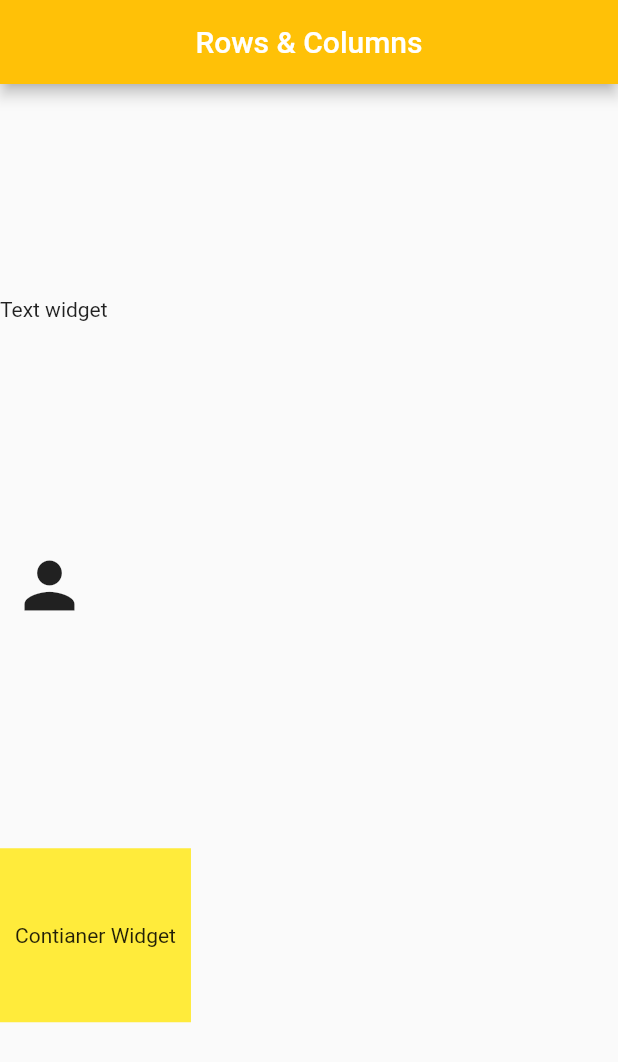
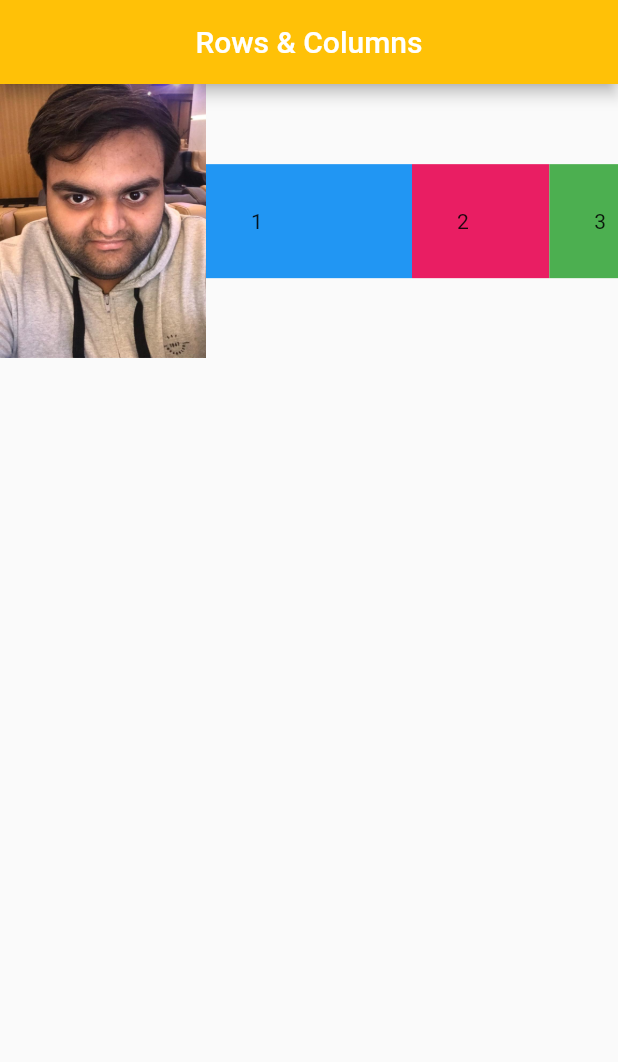
Before and after one commit to Nirdesh-Singh/first_day, a Flutter app: the screen it shows after launch, on a phone screen of 412 x 824 dp. Shown: the top 1062 px of the screen. Run offline on Flutter 3.47's test engine with Material 2 defaults, Android fonts, the phone set to English and light mode, and no system bars.

Commit message:
Lesson-6

```diff
--- /dev/null
+++ b/lib/expanded.dart
@@ -0,0 +1,54 @@
+import 'package:flutter/material.dart';
+import 'package:flutter/src/widgets/framework.dart';
+import 'package:flutter/src/widgets/placeholder.dart';
+
+class ExpandedWidget extends StatefulWidget {
+  const ExpandedWidget({super.key});
+
+  @override
+  State<ExpandedWidget> createState() => _ExpandedWidgetState();
+}
+
+class _ExpandedWidgetState extends State<ExpandedWidget> {
+  @override
+  Widget build(BuildContext context) {
+    return Scaffold(
+      appBar: AppBar(
+        title: const Text('Rows & Columns'),
+        centerTitle: true,
+        backgroundColor: Colors.amber,
+      ),
+      body: Row(
+        //mainAxisAlignment: MainAxisAlignment.spaceEvenly,
+        //crossAxisAlignment: CrossAxisAlignment.end,
+        children: [
+          Expanded(flex: 3, child: Image.asset('assets/profilePic.jpg')),
+          Expanded(
+            flex: 3,
+            child: Container(
+              color: Colors.blue,
+              padding: const EdgeInsets.all(30.0),
+              child: const Text('1'),
+            ),
+          ),
+          Expanded(
+            flex: 2,
+            child: Container(
+              color: Colors.pink,
+              padding: const EdgeInsets.all(30.0),
+              child: const Text('2'),
+            ),
+          ),
+          Expanded(
+            flex: 1,
+            child: Container(
+              color: Colors.green,
+              padding: const EdgeInsets.all(30.0),
+              child: const Text('3'),
+            ),
+          ),
+        ],
+      ),
+    );
+  }
+}
--- a/lib/main.dart
+++ b/lib/main.dart
@@ -1,4 +1,5 @@
 import 'package:firstapp/columnWidget.dart';
+import 'package:firstapp/expanded.dart';
 import 'package:firstapp/rowWidget.dart';
 import 'package:flutter/material.dart';
 
@@ -17,7 +18,7 @@ class MyApp extends StatelessWidget {
       theme: ThemeData(
         primarySwatch: Colors.blue,
       ),
-      home: const ColumnWidget(),
+      home: const ExpandedWidget(),
     );
   }
 }
```
